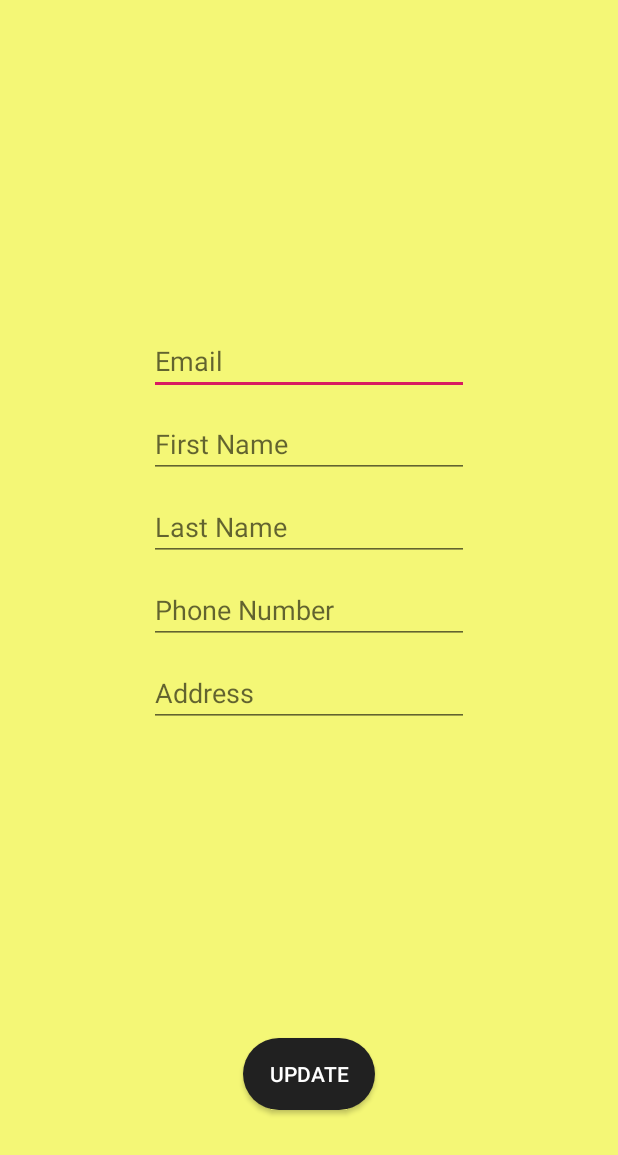
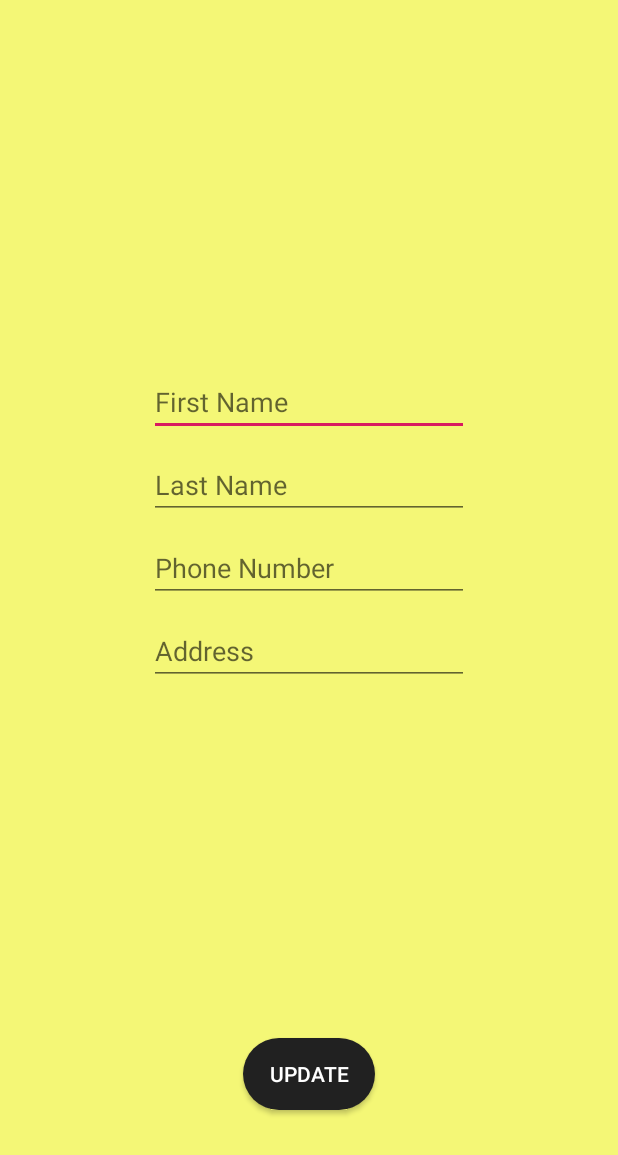
Before and after one commit to Soulrecycler/ParkYardApp, an Android app: the ProfileActivity screen opened directly, with no data from a screen before it, on a phone screen of 412 x 824 dp, the part 81-1236 px from its top. Run offline under Robolectric (Android 15) with nearby library versions, the phone set to English and light mode, and no system bars; our stand-ins replace Firebase (no records; nobody signed in at launch, a user with empty details on screens opened directly); Roboto replaces fonts that are not available here.

```diff
--- a/app/src/main/java/com/application/parkyardapp/ProfileActivity.java
+++ b/app/src/main/java/com/application/parkyardapp/ProfileActivity.java
@@ -25,8 +25,8 @@ public class ProfileActivity extends AppCompatActivity {
     private FirebaseAuth firebaseAuth;
     private FirebaseFirestore db;
     private DocumentReference userRef;
-    public String user_id,email,fname,lname,phone,address;
-    EditText userEmail,userFname,userLname,userPhone,userAddress;
+    public String user_id,fname,lname,phone,address;
+    EditText userFname,userLname,userPhone,userAddress;
     Button updateBtn;
 
     //static string for use in firestore function
@@ -35,19 +35,16 @@ public class ProfileActivity extends AppCompatActivity {
 
     // assigner function
     private void setupUI(){
-        userEmail = findViewById(R.id.etUserEmail);
         userFname = findViewById(R.id.etFirstName);
         userLname = findViewById(R.id.etLastName);
         userPhone = findViewById(R.id.etUserPhone);
         userAddress = findViewById(R.id.etUserAddress);
-
         updateBtn = findViewById(R.id.updateBtn);
     }
 
     //display existing details in edit text
     private void displayCurrentData(){
 
-        userEmail.setText(email);
         userFname.setText(fname);
         userLname.setText(lname);
         userPhone.setText(phone);
@@ -63,7 +60,6 @@ public class ProfileActivity extends AppCompatActivity {
 
         //fetch current user uid
         user_id = FirebaseAuth.getInstance().getCurrentUser().getUid();
-        email = FirebaseAuth.getInstance().getCurrentUser().getEmail();
 
         //fetch document using current user id
         userRef = db.collection("users").document(user_id);
@@ -112,9 +108,6 @@ public class ProfileActivity extends AppCompatActivity {
             public void onClick(View view) {
 
                 //Update values if the editText values are not empty
-                if (!userEmail.getText().toString().trim().isEmpty()) {
-                    email = userEmail.getText().toString().trim();
-                }
                 if (!userFname.getText().toString().trim().isEmpty()) {
                     fname = userFname.getText().toString().trim();
                 }
--- a/app/src/main/res/layout/activity_home.xml
+++ b/app/src/main/res/layout/activity_home.xml
@@ -117,7 +117,7 @@
         android:id="@+id/fab_plus"
         android:layout_width="wrap_content"
         android:layout_height="wrap_content"
-        android:layout_marginLeft="300dp"
+        android:layout_marginLeft="280dp"
         android:layout_marginBottom="16dp"
         android:elevation="6dp"
         android:src="@drawable/fab_plus"
--- a/app/src/main/res/layout/activity_profile.xml
+++ b/app/src/main/res/layout/activity_profile.xml
@@ -54,17 +54,6 @@
                 android:layout_width="match_parent"
                 android:layout_height="wrap_content"
                 android:orientation="vertical" >
-
-                <EditText
-                    android:id="@+id/etUserEmail"
-                    android:layout_width="wrap_content"
-                    android:layout_height="wrap_content"
-                    android:layout_alignParentTop="true"
-                    android:layout_centerHorizontal="true"
-                    android:ems="10"
-                    android:layout_marginTop="10dp"
-                    android:hint="Email"
-                    android:inputType="textEmailAddress" />
 
                 <EditText
                     android:id="@+id/etFirstName"
```
Also changed, not shown: app/src/main/java/com/application/parkyardapp/BookActivity.java (+8 -1 lines), app/src/main/java/com/application/parkyardapp/LoanActivity.java (+6 -1 lines), app/src/main/java/com/application/parkyardapp/SettingsActivity.java (+10 -0 lines).
